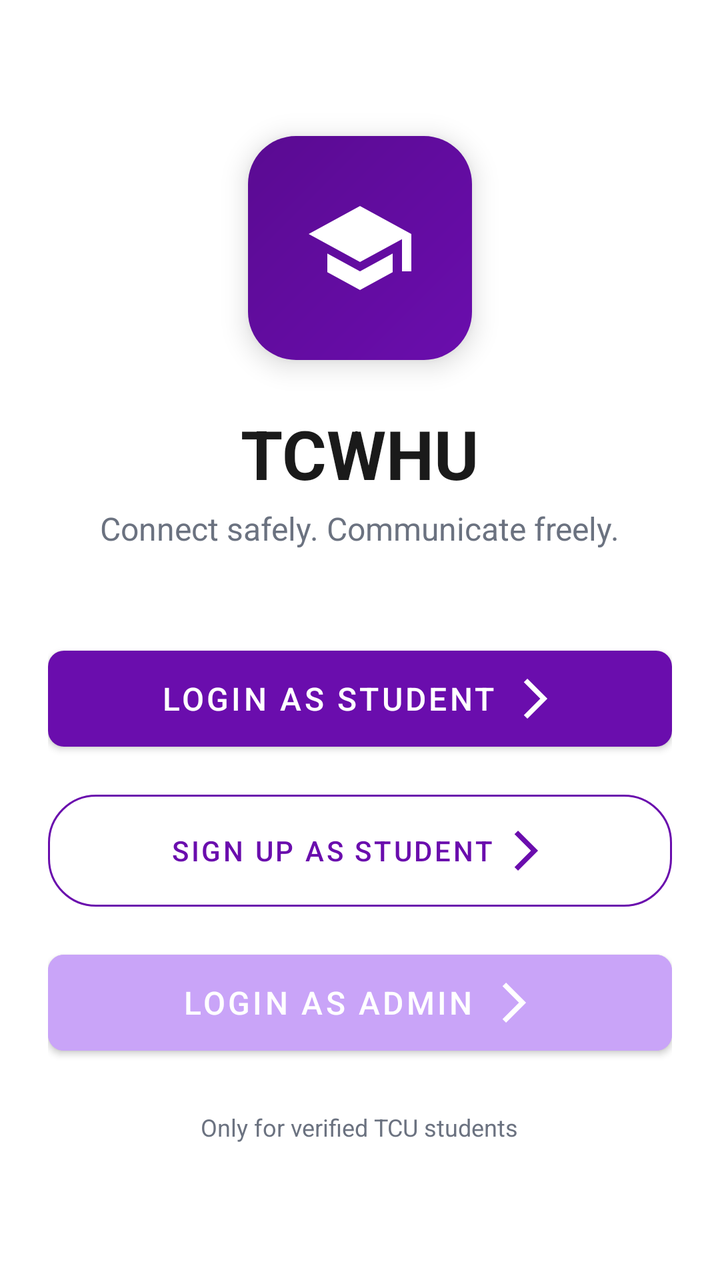
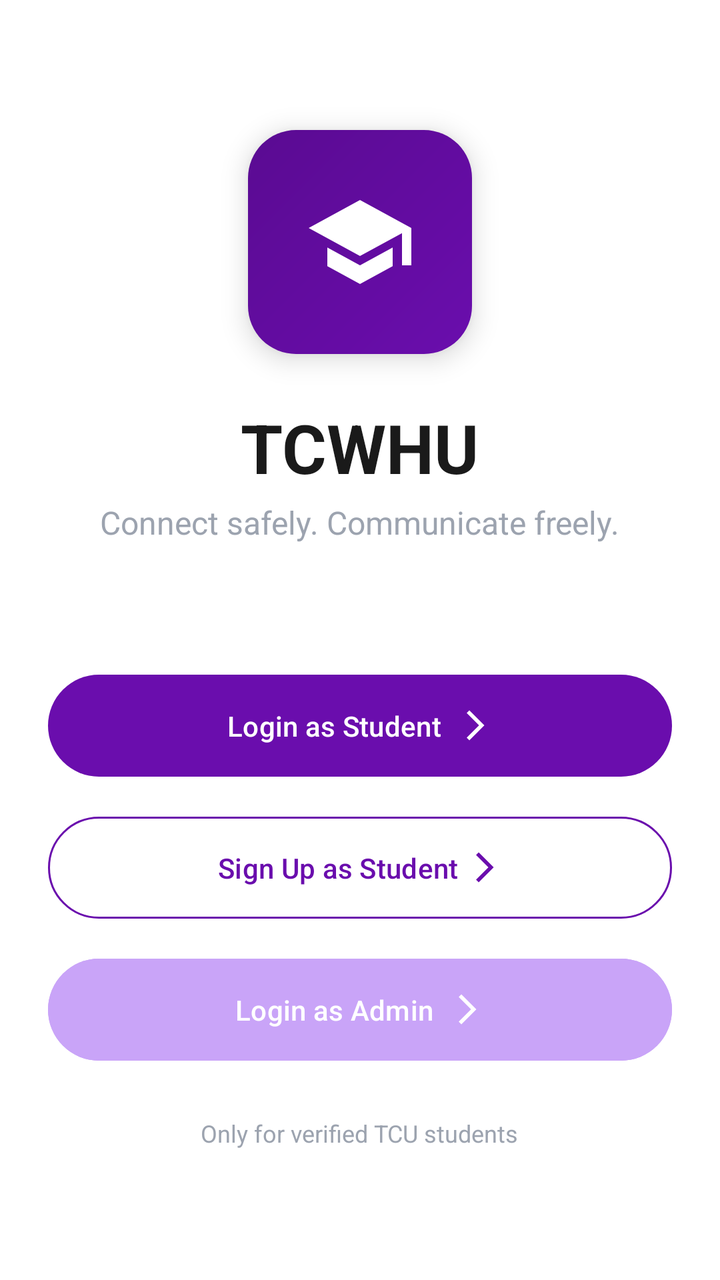

An Android layout rendered at two revisions. The XML below is the earlier revision; the diff shows what the commit changed to produce the second picture.
<!-- AndroidManifest.xml: application theme AppTheme -->
<!-- res/layout/activity_landing.xml -->
<?xml version="1.0" encoding="utf-8"?>
<LinearLayout xmlns:android="http://schemas.android.com/apk/res/android"
    xmlns:app="http://schemas.android.com/apk/res-auto"
    xmlns:tools="http://schemas.android.com/tools"
    android:layout_width="match_parent"
    android:layout_height="match_parent"
    android:background="@color/pure_white"
    android:gravity="center_horizontal"
    android:orientation="vertical"
    android:padding="24dp"
    tools:context=".LandingActivity">

    <Space
        android:layout_width="match_parent"
        android:layout_height="0dp"
        android:layout_weight="1" />

    <FrameLayout
        android:layout_width="112dp"
        android:layout_height="112dp"
        android:background="@drawable/bg_icon_gradient"
        android:elevation="8dp">

        <ImageView
            android:layout_width="56dp"
            android:layout_height="56dp"
            android:layout_gravity="center"
            android:src="@drawable/ic_graduation_cap"
            app:tint="@color/pure_white" />
    </FrameLayout>

    <TextView
        android:layout_width="wrap_content"
        android:layout_height="wrap_content"
        android:layout_marginTop="24dp"
        android:text="TCWHU"
        android:textColor="@color/text_primary"
        android:textSize="34sp"
        android:textStyle="bold" />

    <TextView
        android:layout_width="wrap_content"
        android:layout_height="wrap_content"
        android:layout_marginTop="4dp"
        android:text="Connect safely. Communicate freely."
        android:textColor="@color/text_secondary"
        android:textSize="16sp" />

    <Space
        android:layout_width="match_parent"
        android:layout_height="0dp"
        android:layout_weight="1" />

    <com.google.android.material.button.MaterialButton
        android:id="@+id/buttonStudentLogin"
        style="@style/PrimaryButton"
        android:layout_width="match_parent"
        android:layout_height="wrap_content"
        android:text="Login as Student"
        app:icon="@drawable/ic_arrow_forward"
        app:iconGravity="textEnd" /> <com.google.android.material.button.MaterialButton
    android:id="@+id/buttonStudentSignUp"
    style="@style/Widget.MaterialComponents.Button.OutlinedButton"
    android:layout_width="match_parent"
    android:layout_height="wrap_content"
    android:layout_marginTop="12dp"
    android:paddingVertical="16dp"
    android:text="Sign Up as Student"
    android:textColor="@color/deep_purple"
    app:cornerRadius="24dp"
    app:icon="@drawable/ic_arrow_forward"
    app:iconGravity="textEnd"
    app:iconTint="@color/deep_purple"
    app:strokeColor="@color/deep_purple"
    app:strokeWidth="1dp" /> <com.google.android.material.button.MaterialButton
    android:id="@+id/buttonAdminLogin"
    style="@style/PrimaryButton"
    android:layout_width="match_parent"
    android:layout_height="wrap_content"
    android:layout_marginTop="12dp"
    android:backgroundTint="@color/soft_lavender"
    android:text="Login as Admin"
    app:icon="@drawable/ic_arrow_forward"
    app:iconGravity="textEnd" /> <TextView
    android:layout_width="wrap_content"
    android:layout_height="wrap_content"
    android:layout_marginTop="24dp"
    android:text="Only for verified TCU students"
    android:textColor="@color/text_secondary"
    android:textSize="12sp" />

    <Space
        android:layout_width="match_parent"
        android:layout_height="0dp"
        android:layout_weight="1" />

</LinearLayout>
<!-- resources referenced by this layout -->
<resources>
  <color name="deep_purple">#6A0DAD</color>
  <color name="pure_white">#ffffff</color>
  <color name="soft_lavender">#C9A4F8</color>
  <color name="text_primary">@color/soft_black</color>
  <color name="text_secondary">#6b7280</color>
  <!-- drawable bg_icon_gradient (drawable) -->
  <?xml version="1.0" encoding="utf-8"?>
  <shape xmlns:android="http://schemas.android.com/apk/res/android"
      android:shape="rectangle">
      <gradient
          android:startColor="#6A0DAD"
          android:endColor="#5A0B92"
          android:angle="135"/>
      <corners android:radius="24dp" />
  </shape>
  <!-- drawable ic_arrow_forward (drawable) -->
  <vector xmlns:android="http://schemas.android.com/apk/res/android" android:autoMirrored="true" android:height="24dp" android:tint="#000000" android:viewportHeight="960" android:viewportWidth="960" android:width="24dp">
        
      <path android:fillColor="@android:color/white" android:pathData="M321,880L250,809L579,480L250,151L321,80L721,480L321,880Z"/>
      
  </vector>
  <!-- drawable ic_graduation_cap (drawable) -->
  <vector xmlns:android="http://schemas.android.com/apk/res/android" android:height="24dp" android:tint="#000000" android:viewportHeight="24" android:viewportWidth="24" android:width="24dp">
        
      <path android:fillColor="@android:color/white" android:pathData="M5,13.18v4L12,21l7,-3.82v-4L12,17l-7,-3.82zM12,3L1,9l11,6 9,-4.91V17h2V9L12,3z"/>
      
  </vector>
  <style name="PrimaryButton" parent="Widget.MaterialComponents.Button">
          <item name="backgroundTint">@color/deep_purple</item>
          <item name="android:textColor">@color/text_on_primary</item>
          <item name="cornerRadius">8dp</item>
          <item name="android:textSize">16sp</item>
          <item name="android:paddingTop">12dp</item>
          <item name="android:paddingBottom">12dp</item>
      </style>
  <style name="AppTheme" parent="Theme.MaterialComponents.Light.NoActionBar">
          <item name="android:windowFullscreen">true</item>
  
      </style>
  <color name="soft_black">#1a1a1a</color>
  <color name="text_on_primary">@color/pure_white</color>
</resources>

<!-- the commit's change to res/layout/activity_landing.xml (unified diff, before → after) -->
@@ -10,17 +10,18 @@
     android:padding="24dp"
     tools:context=".LandingActivity">
 
+    
     <Space
         android:layout_width="match_parent"
         android:layout_height="0dp"
         android:layout_weight="1" />
 
+    
     <FrameLayout
         android:layout_width="112dp"
         android:layout_height="112dp"
         android:background="@drawable/bg_icon_gradient"
         android:elevation="8dp">
-
         <ImageView
             android:layout_width="56dp"
             android:layout_height="56dp"
@@ -46,49 +47,59 @@
         android:textColor="@color/text_secondary"
         android:textSize="16sp" />
 
+    
     <Space
         android:layout_width="match_parent"
         android:layout_height="0dp"
-        android:layout_weight="1" />
+        android:layout_weight="1.5" />
 
+    
+
+    
     <com.google.android.material.button.MaterialButton
         android:id="@+id/buttonStudentLogin"
         style="@style/PrimaryButton"
         android:layout_width="match_parent"
         android:layout_height="wrap_content"
         android:text="Login as Student"
+        android:textAllCaps="false"
         app:icon="@drawable/ic_arrow_forward"
-        app:iconGravity="textEnd" /> <com.google.android.material.button.MaterialButton
-    android:id="@+id/buttonStudentSignUp"
-    style="@style/Widget.MaterialComponents.Button.OutlinedButton"
-    android:layout_width="match_parent"
-    android:layout_height="wrap_content"
-    android:layout_marginTop="12dp"
-    android:paddingVertical="16dp"
-    android:text="Sign Up as Student"
-    android:textColor="@color/deep_purple"
-    app:cornerRadius="24dp"
-    app:icon="@drawable/ic_arrow_forward"
-    app:iconGravity="textEnd"
-    app:iconTint="@color/deep_purple"
-    app:strokeColor="@color/deep_purple"
-    app:strokeWidth="1dp" /> <com.google.android.material.button.MaterialButton
-    android:id="@+id/buttonAdminLogin"
-    style="@style/PrimaryButton"
-    android:layout_width="match_parent"
-    android:layout_height="wrap_content"
-    android:layout_marginTop="12dp"
-    android:backgroundTint="@color/soft_lavender"
-    android:text="Login as Admin"
-    app:icon="@drawable/ic_arrow_forward"
-    app:iconGravity="textEnd" /> <TextView
-    android:layout_width="wrap_content"
-    android:layout_height="wrap_content"
-    android:layout_marginTop="24dp"
-    android:text="Only for verified TCU students"
-    android:textColor="@color/text_secondary"
-    android:textSize="12sp" />
+        app:iconGravity="textEnd" />
 
+    
+    <com.google.android.material.button.MaterialButton
+        android:id="@+id/buttonStudentSignUp"
+        style="@style/SecondaryButton"
+        android:layout_width="match_parent"
+        android:layout_height="wrap_content"
+        android:layout_marginTop="12dp"
+        android:text="Sign Up as Student"
+        android:textAllCaps="false"
+        app:icon="@drawable/ic_arrow_forward"
+        app:iconGravity="textEnd" />
+
+    
+    <com.google.android.material.button.MaterialButton
+        android:id="@+id/buttonAdminLogin"
+        style="@style/PrimaryButton"
+        android:layout_width="match_parent"
+        android:layout_height="wrap_content"
+        android:layout_marginTop="12dp"
+        android:backgroundTint="@color/soft_lavender"
+        android:text="Login as Admin"
+        android:textAllCaps="false"
+        app:icon="@drawable/ic_arrow_forward"
+        app:iconGravity="textEnd" />
+
+    <TextView
+        android:layout_width="wrap_content"
+        android:layout_height="wrap_content"
+        android:layout_marginTop="24dp"
+        android:text="Only for verified TCU students"
+        android:textColor="@color/text_secondary"
+        android:textSize="12sp" />
+
+    
     <Space
         android:layout_width="match_parent"
         android:layout_height="0dp"
<!-- resource entries referenced after the edit -->
@@ -1,10 +1,10 @@
 <!-- resources referenced by this layout -->
 <resources>
   <color name="deep_purple">#6A0DAD</color>
-  <color name="pure_white">#ffffff</color>
+  <color name="pure_white">#FFFFFF</color>
   <color name="soft_lavender">#C9A4F8</color>
   <color name="text_primary">@color/soft_black</color>
-  <color name="text_secondary">#6b7280</color>
+  <color name="text_secondary">@color/inactive_gray</color>
   <!-- drawable bg_icon_gradient (drawable) -->
   <?xml version="1.0" encoding="utf-8"?>
   <shape xmlns:android="http://schemas.android.com/apk/res/android"
@@ -27,19 +27,37 @@
       <path android:fillColor="@android:color/white" android:pathData="M5,13.18v4L12,21l7,-3.82v-4L12,17l-7,-3.82zM12,3L1,9l11,6 9,-4.91V17h2V9L12,3z"/>
       
   </vector>
-  <style name="PrimaryButton" parent="Widget.MaterialComponents.Button">
+  <style name="PrimaryButton" parent="Widget.Material3.Button">
           <item name="backgroundTint">@color/deep_purple</item>
-          <item name="android:textColor">@color/text_on_primary</item>
-          <item name="cornerRadius">8dp</item>
-          <item name="android:textSize">16sp</item>
-          <item name="android:paddingTop">12dp</item>
-          <item name="android:paddingBottom">12dp</item>
+          <item name="cornerRadius">28dp</item>
+          <item name="android:paddingTop">16dp</item>
+          <item name="android:paddingBottom">16dp</item>
+          <item name="android:textColor">@color/pure_white</item>
+          <item name="iconTint">@color/pure_white</item>
+          <item name="android:textAllCaps">false</item>
       </style>
-  <style name="AppTheme" parent="Theme.MaterialComponents.Light.NoActionBar">
+  <style name="SecondaryButton" parent="Widget.Material3.Button.OutlinedButton">
+          <item name="strokeColor">@color/deep_purple</item>
+          <item name="cornerRadius">28dp</item>
+          <item name="android:paddingTop">16dp</item>
+          <item name="android:paddingBottom">16dp</item>
+          <item name="android:textColor">@color/deep_purple</item>
+          <item name="iconTint">@color/deep_purple</item>
+          <item name="android:textAllCaps">false</item>
+      </style>
+  <style name="AppTheme" parent="Theme.Material3.DayNight.NoActionBar">
+          <item name="colorPrimary">@color/deep_purple</item>
+  
+          <item name="android:windowTranslucentNavigation">true</item>
+          <item name="android:windowTranslucentStatus">true</item>
+  
           <item name="android:windowFullscreen">true</item>
   
+          <item name="android:statusBarColor">@color/deep_purple</item>
+          <item name="android:windowBackground">@color/pure_white</item>
+          <item name="android:textColorPrimary">@color/text_primary</item>
       </style>
   <color name="soft_black">#1a1a1a</color>
-  <color name="text_on_primary">@color/pure_white</color>
+  <color name="inactive_gray">#9CA3AF</color>
 </resources>
 
